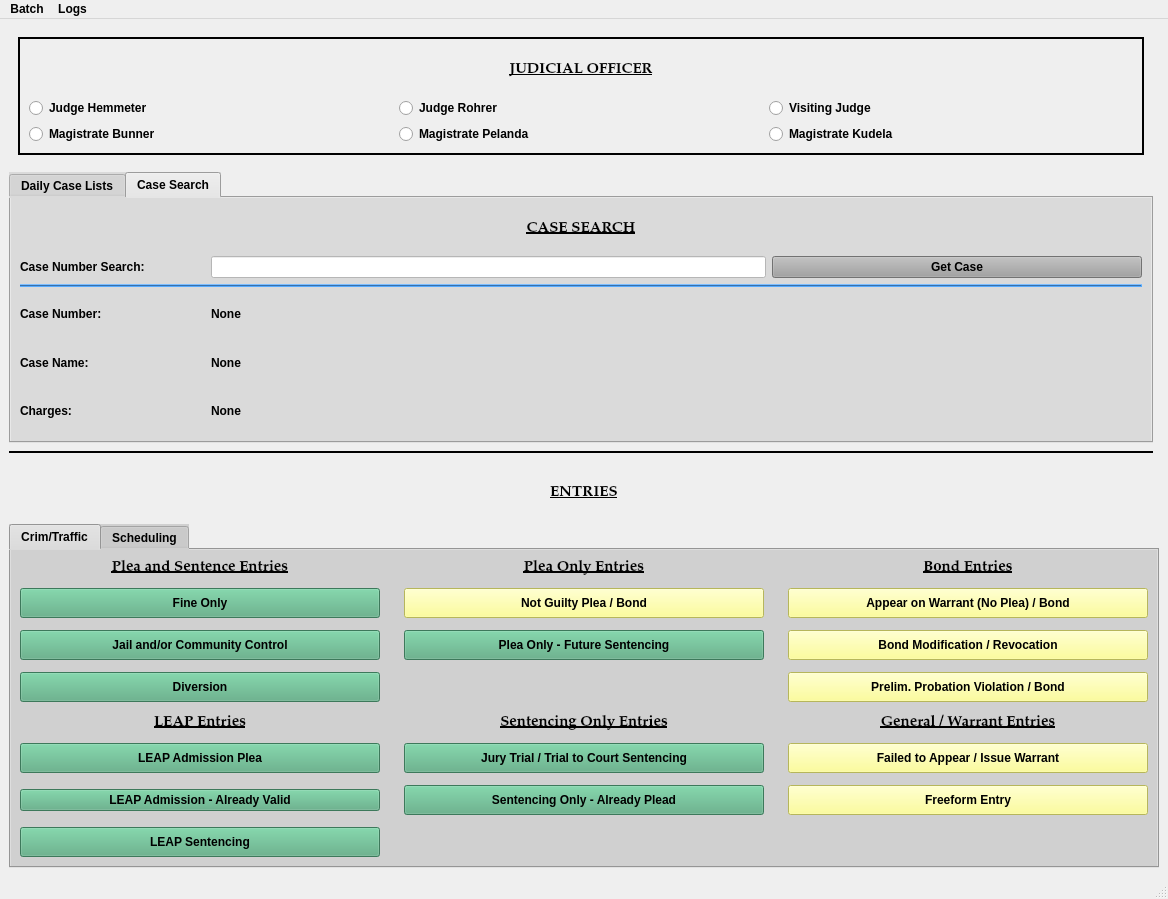
The window that munientry/views/ui/MainWindow.ui (HunterProgram22/MuniEntry) describes before a commit, drawn with Qt 5.
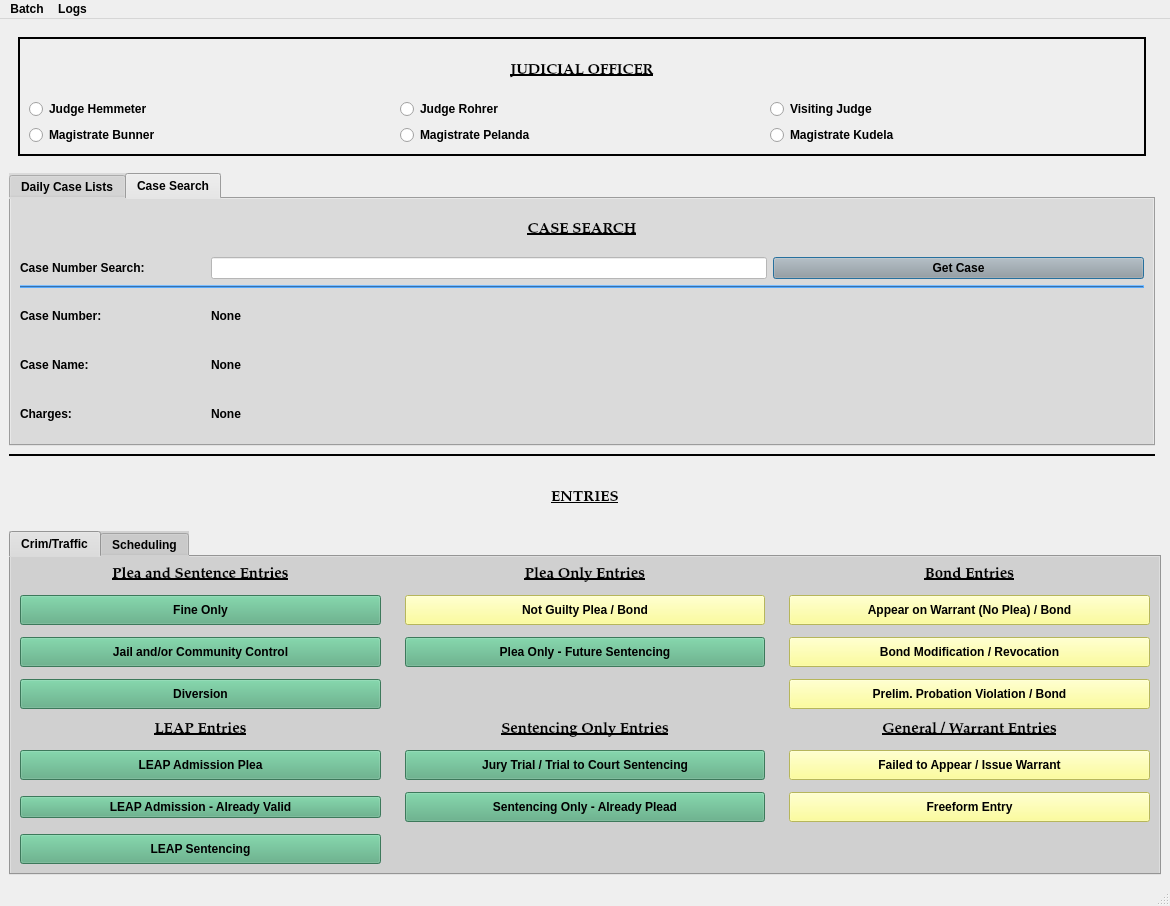
The same window after the commit. The open tabs and pages were chosen to show the change. Custom widgets are drawn as their Qt base class.

The edit to the form file:
```diff
--- a/munientry/views/ui/MainWindow.ui
+++ b/munientry/views/ui/MainWindow.ui
@@ -6,8 +6,8 @@
    <rect>
     <x>0</x>
     <y>0</y>
-    <width>1168</width>
-    <height>899</height>
+    <width>1170</width>
+    <height>906</height>
    </rect>
   </property>
   <property name="minimumSize">
@@ -1026,6 +1026,12 @@
             <property name="text">
              <string>Get Case</string>
             </property>
+            <property name="autoDefault">
+             <bool>true</bool>
+            </property>
+            <property name="default">
+             <bool>true</bool>
+            </property>
            </widget>
           </item>
           <item row="1" column="0">
@@ -1135,7 +1141,7 @@
     <rect>
      <x>0</x>
      <y>0</y>
-     <width>1168</width>
+     <width>1170</width>
      <height>27</height>
     </rect>
    </property>
```
Left out of the diff: 19 changed lines with no effect on the pictures.
